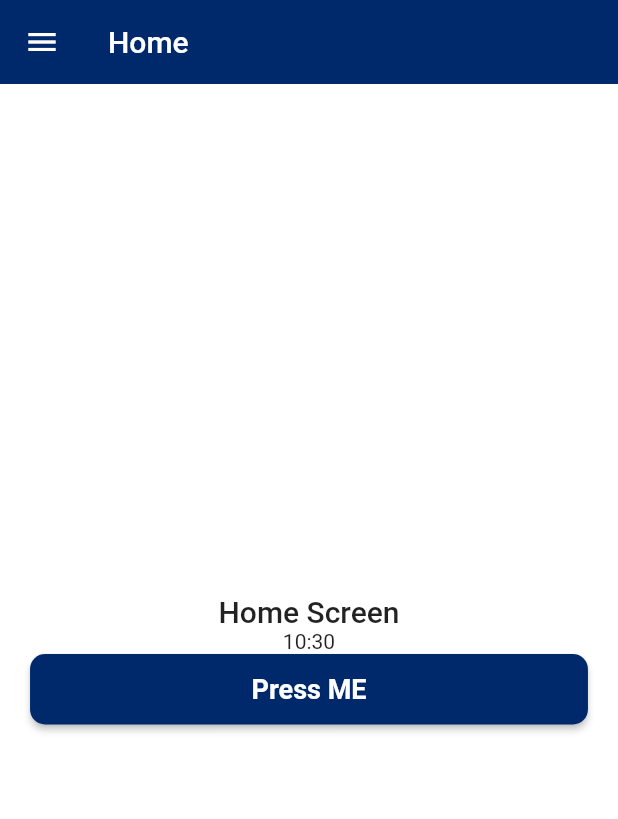
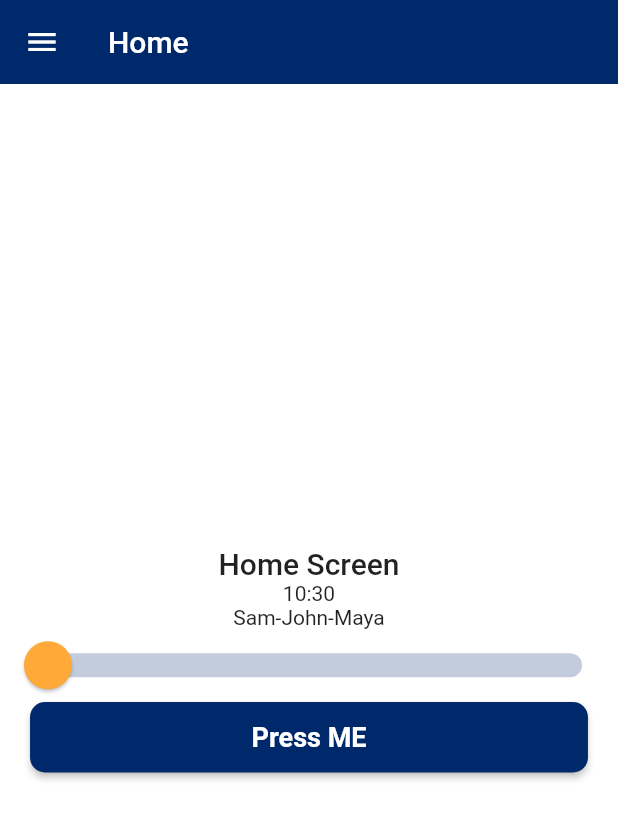
Before and after one commit to nahidnsu152/patternPod, a Flutter app: the HomeScreen screen opened directly, on a phone screen of 412 x 824 dp. Shown: the top 819 px of the screen. Run offline on Flutter 3.47's test engine with Material 2 defaults, Android fonts, the phone set to English and light mode, and no system bars; our stand-ins replace bot_toast, cached_network_image, dropdown_button2, equatable, eva_icons_flutter, flex_color_scheme and 14 more; missing offline and left inert: flutter_easylogger; accounts and stored records are empty.

Commit message:
example usage aded

```diff
--- a/lib/application/global.dart
+++ b/lib/application/global.dart
@@ -5,7 +5,6 @@ import 'package:hooks_riverpod/hooks_riverpod.dart';
 
 import '../../utils/utils.dart';
 import '../theme/theme.dart';
-
 
 final scaffoldKeyProvider = Provider<GlobalKey<ScaffoldMessengerState>>((ref) {
   final GlobalKey<ScaffoldMessengerState> snackbarKey =
--- a/lib/presentation/home/home_screen.dart
+++ b/lib/presentation/home/home_screen.dart
@@ -1,4 +1,5 @@
 import 'package:flutter/material.dart';
+import 'package:flutter_hooks/flutter_hooks.dart';
 import 'package:hooks_riverpod/hooks_riverpod.dart';
 
 import '../../utils/utils.dart';
@@ -12,6 +13,8 @@ class HomeScreen extends HookConsumerWidget {
   @override
   Widget build(BuildContext context, WidgetRef ref) {
     final time = DateTime.now();
+    final myExampleList = <String>['Sam', 'John', 'Maya'];
+    final val = useState(0.0);
     return Scaffold(
       backgroundColor: Colors.white,
       appBar: const KAppBar(
@@ -30,10 +33,36 @@ class HomeScreen extends HookConsumerWidget {
               style: context.titleLarge,
             ),
           ),
+
+          //? DateTime extention usage
           Text(time.time24Hours()),
+
+          //? Separate List extention usage
+          Text(myExampleList.separated('-').join()),
+
+          //? Theme Slider extention usage
+          SizedBox(
+            child: ThemedSlider.withTheme(
+              value: val.value,
+              min: 0.0,
+              max: 200,
+              divisions: 200,
+              onChanged: (newVal) {
+                val.value = newVal;
+              },
+              themeData: const SliderThemeData(
+                trackHeight: 16,
+                tickMarkShape: RoundSliderTickMarkShape(tickMarkRadius: 6),
+                thumbShape: RoundSliderThumbShape(enabledThumbRadius: 16),
+                thumbColor: Color(0xffffa938),
+              ),
+            ),
+          ),
+
+          //? Notification, toast etc global file usage
           KElevatedButton(
             onPressed: () {
-              // showNotification(title: "Nahid");
+              //showNotification(title: "Nahid");
               // showToast("Nahid");
               // showTimePicker(context: context, initialTime: TimeOfDay.now());
               // showFloatBottomSheet(
```
